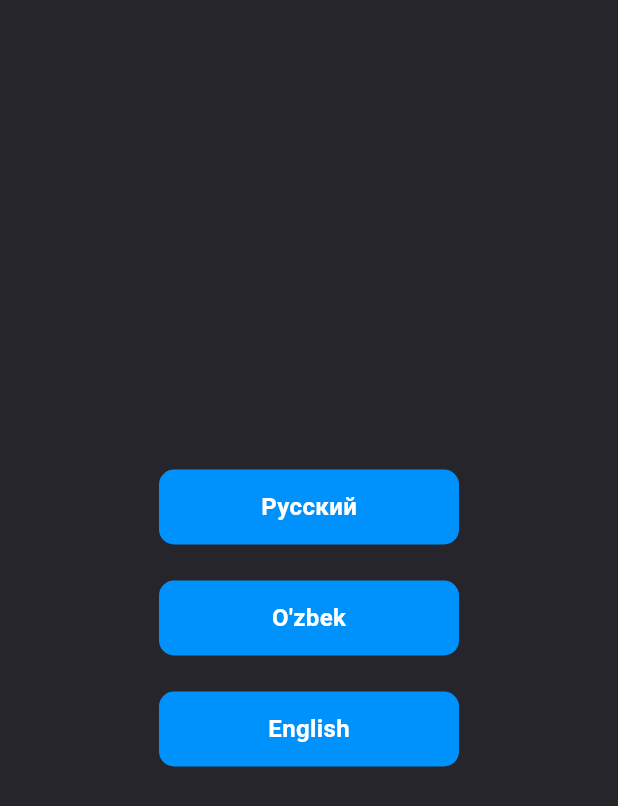
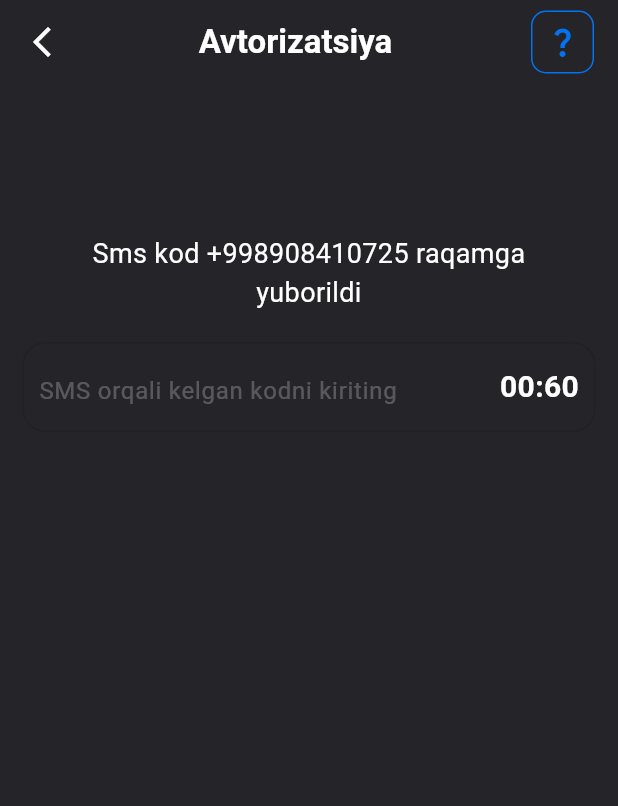
Before and after one commit to azureem/click, a Flutter app: the screen it shows after launch, on a phone screen of 412 x 824 dp. Shown: the top 806 px of the screen. Run offline on Flutter 3.47's test engine with Material 3 defaults, Android fonts, the phone set to English and light mode, and no system bars; our stand-ins replace bloc, mask_text_input_formatter.

Commit message:
OtScreen

```diff
--- a/lib/main.dart
+++ b/lib/main.dart
@@ -1,3 +1,4 @@
+import 'package:click_uz/presentation/screens/auth/otp/otp_screen.dart';
 import 'package:click_uz/presentation/screens/splash/splash_screen.dart';
 import 'package:flutter/material.dart';
 import 'package:flutter/services.dart';
@@ -13,13 +14,13 @@ class MyApp extends StatelessWidget {
   Widget build(BuildContext context) {
     SystemChrome.setSystemUIOverlayStyle(const SystemUiOverlayStyle(statusBarColor: Color(0xff252429), statusBarIconBrightness: Brightness.light));
     return MaterialApp(
-      debugShowCheckedModeBanner: true,
+      debugShowCheckedModeBanner: false,
       title: 'Flutter Demo',
       theme: ThemeData(
         colorScheme: ColorScheme.fromSeed(seedColor: Colors.deepPurple),
         useMaterial3: true,
       ),
-      home: SplashScreen(),
+      home: OtpScreen(),
     );
   }
 }
--- a/lib/presentation/screens/auth/otp/otp_screen.dart
+++ b/lib/presentation/screens/auth/otp/otp_screen.dart
@@ -1,10 +1,82 @@
-import 'package:flutter/cupertino.dart';
+import 'package:flutter/material.dart';
 
-class ExampleForGitBranches extends StatelessWidget {
-  const ExampleForGitBranches({super.key});
+class OtpScreen extends StatefulWidget {
+  const OtpScreen({super.key});
 
   @override
+  State<OtpScreen> createState() => _OtpScreenState();
+}
+
+class _OtpScreenState extends State<OtpScreen> {
+  @override
   Widget build(BuildContext context) {
-    return const Placeholder();
+    return SafeArea(
+        child: Scaffold(
+      appBar: AppBar(
+        backgroundColor: const Color(0xFF252429),
+        title: Row(
+          mainAxisAlignment: MainAxisAlignment.spaceBetween,
+          children: [
+            Icon(
+              Icons.arrow_back_ios_new_outlined,
+              color: Colors.white,
+            ),
+            Text(
+              "Avtorizatsiya",
+              style: TextStyle(color: Colors.white, fontWeight: FontWeight.bold),
+            ),
+            Container(
+              decoration: BoxDecoration(borderRadius: BorderRadius.circular(10), border: Border.all(color: Color(0xFF0274F1))),
+              child: Icon(
+                Icons.question_mark_outlined,
+                color: Color(0xFF0274F1),
+              ),
+              padding: EdgeInsets.all(8),
+            )
+          ],
+        ),
+      ),
+      body: Column(
+        children: [
+          const SizedBox(height: 100),
+          SizedBox(
+            width: MediaQuery.of(context).size.width*4/5,
+            child: const Text(
+              "Sms kod +998908410725 raqamga yuborildi",
+              textAlign: TextAlign.center,
+              style: TextStyle(fontSize: 18, color: Colors.white),
+              maxLines: 2,
+              overflow: TextOverflow.ellipsis,
+            ),
+          ),
+          Container(
+            width: MediaQuery.of(context).size.width,
+            height: 60,
+            margin: const EdgeInsets.symmetric(horizontal: 15, vertical: 20),
+            padding: const EdgeInsets.all(10),
+            decoration: BoxDecoration(
+              borderRadius: BorderRadius.circular(15),
+              border: Border.all(color: Colors.black12),
+            ),
+            child: Row(
+              children: [
+                Expanded(
+                  child: TextField(
+                    decoration: InputDecoration(
+                        border: InputBorder.none,
+                        hintText: "SMS orqali kelgan kodni kiriting", hintStyle: TextStyle(color: Colors.white24)),
+                    keyboardType: TextInputType.number,
+                    maxLines: 1,
+                  ),
+                ),
+                Text("00:60", style: TextStyle(color: Colors.white, fontWeight: FontWeight.bold, fontSize: 20),)
+              ],
+            ),
+          ),
+          Spacer(),
+        ],
+      ),
+      backgroundColor: const Color(0xFF252429),
+    ));
   }
 }
```
